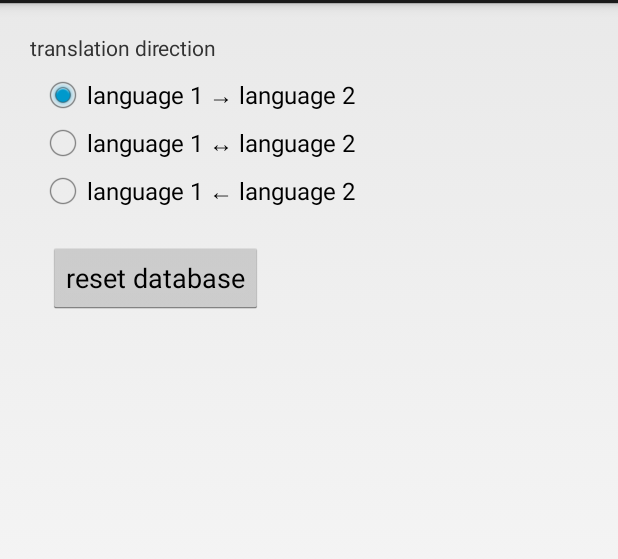
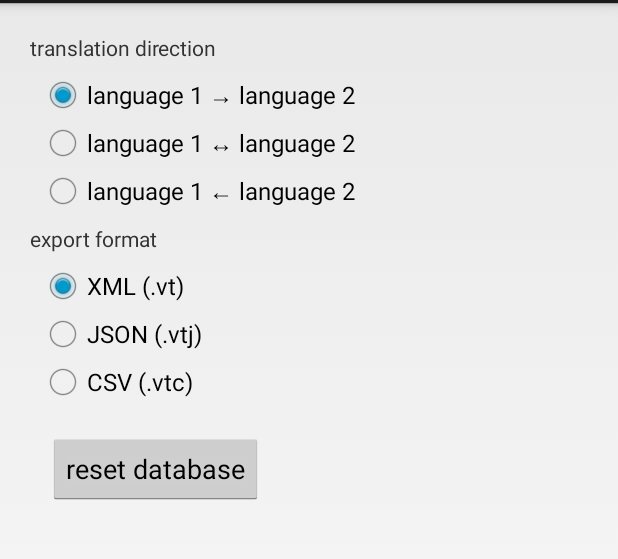
Before and after one commit to hgzojer/vocabletrainer, an Android app: the ConfigActivity screen opened directly, with no data from a screen before it, on a phone screen of 412 x 824 dp, the part 69-628 px from its top. Run offline under Robolectric (Android 15) with nearby library versions, the phone set to English and light mode, and no system bars; 3 statements that could not run were skipped.

Commit message:
new file formats (part 1)

```diff
--- a/app/src/main/AndroidManifest.xml
+++ b/app/src/main/AndroidManifest.xml
@@ -58,6 +58,8 @@
                 <data android:scheme="content" />
                 <data android:mimeType="application/vnd.hgz.vocabletrainer"/>
                 <data android:pathPattern=".*\\.vt" />
+                <data android:pathPattern=".*\\.vtj" />
+                <data android:pathPattern=".*\\.vtc" />
                 <data android:host="*" />
             </intent-filter>
         </activity>
--- a/app/src/main/java/at/hgz/vocabletrainer/ConfigActivity.java
+++ b/app/src/main/java/at/hgz/vocabletrainer/ConfigActivity.java
@@ -17,6 +17,10 @@ public class ConfigActivity extends Activity {
 
     private State state;
 	public static final String TRANSLATION_DIRECTION = "translationDirection";
+	public static final String FILE_FORMAT = "fileFormat";
+	public static final int FILE_FORMAT_XML = 0;
+	public static final int FILE_FORMAT_JSON = 1;
+	public static final int FILE_FORMAT_CSV = 2;
 
 	@Override
     protected void onCreate(Bundle savedInstanceState) {
@@ -40,6 +44,21 @@ public class ConfigActivity extends Activity {
 			radioGroupDirection.check(R.id.radioDirection3);
 			break;
 		}
+
+		int fileFormat = state.getFileFormat();
+
+		RadioGroup radioGroupFileFormat = (RadioGroup) this.findViewById(R.id.radioGroupFileFormat);
+		switch (fileFormat) {
+			case FILE_FORMAT_XML:
+				radioGroupFileFormat.check(R.id.radioFileFormat1);
+				break;
+			case FILE_FORMAT_JSON:
+				radioGroupFileFormat.check(R.id.radioFileFormat2);
+				break;
+			case FILE_FORMAT_CSV:
+				radioGroupFileFormat.check(R.id.radioFileFormat3);
+				break;
+		}
     }
 
 	public void onRadioButtonClicked(View view) {
@@ -59,6 +78,18 @@ public class ConfigActivity extends Activity {
 				break;
 			case R.id.radioDirection3:
 				state.setDirection(TrainingSet.DIRECTION_BACKWARD);
+				state.setConfigChanged(true);
+				break;
+			case R.id.radioFileFormat1:
+				state.setFileFormat(FILE_FORMAT_XML);
+				state.setConfigChanged(true);
+				break;
+			case R.id.radioFileFormat2:
+				state.setFileFormat(FILE_FORMAT_JSON);
+				state.setConfigChanged(true);
+				break;
+			case R.id.radioFileFormat3:
+				state.setFileFormat(FILE_FORMAT_CSV);
 				state.setConfigChanged(true);
 				break;
 			}
--- a/app/src/main/res/layout/activity_config.xml
+++ b/app/src/main/res/layout/activity_config.xml
@@ -41,6 +41,41 @@
             android:text="@string/translateBackward" />
     </RadioGroup>
 
+    <TextView
+        android:id="@+id/textView2"
+        android:layout_width="wrap_content"
+        android:layout_height="wrap_content"
+        android:text="@string/fileFormat" />
+
+    <RadioGroup
+        android:id="@+id/radioGroupFileFormat"
+        android:layout_width="wrap_content"
+        android:layout_height="wrap_content"
+        android:layout_margin="6dp" >
+
+        <RadioButton
+            android:id="@+id/radioFileFormat1"
+            android:layout_width="wrap_content"
+            android:layout_height="wrap_content"
+            android:onClick="onRadioButtonClicked"
+            android:checked="true"
+            android:text="@string/fileFormatXML" />
+
+        <RadioButton
+            android:id="@+id/radioFileFormat2"
+            android:layout_width="wrap_content"
+            android:layout_height="wrap_content"
+            android:onClick="onRadioButtonClicked"
+            android:text="@string/fileFormatJSON" />
+
+        <RadioButton
+            android:id="@+id/radioFileFormat3"
+            android:layout_width="wrap_content"
+            android:layout_height="wrap_content"
+            android:onClick="onRadioButtonClicked"
+            android:text="@string/fileFormatCSV" />
+    </RadioGroup>
+
     <Button
         android:id="@+id/buttonResetDatabase"
         android:layout_width="wrap_content"
--- a/app/src/main/res/values/strings.xml
+++ b/app/src/main/res/values/strings.xml
@@ -81,4 +81,9 @@
     <string name="share">Share</string>
     <string name="errorLoadingLicense">Error loading license.</string>
 
+    <string name="fileFormat">export format</string>
+    <string name="fileFormatXML">XML (.vt)</string>
+    <string name="fileFormatJSON">JSON (.vtj)</string>
+    <string name="fileFormatCSV">CSV (.vtc)</string>
+
 </resources>
```
Also changed, not shown: app/src/main/java/at/hgz/vocabletrainer/DictionaryListActivity.java (+43 -36 lines), app/src/main/java/at/hgz/vocabletrainer/ImportActivity.java (+16 -2 lines), app/src/main/java/at/hgz/vocabletrainer/State.java (+9 -0 lines), app/src/main/java/at/hgz/vocabletrainer/json/JsonUtil.java (added, +86 -0 lines), 1 other file.
